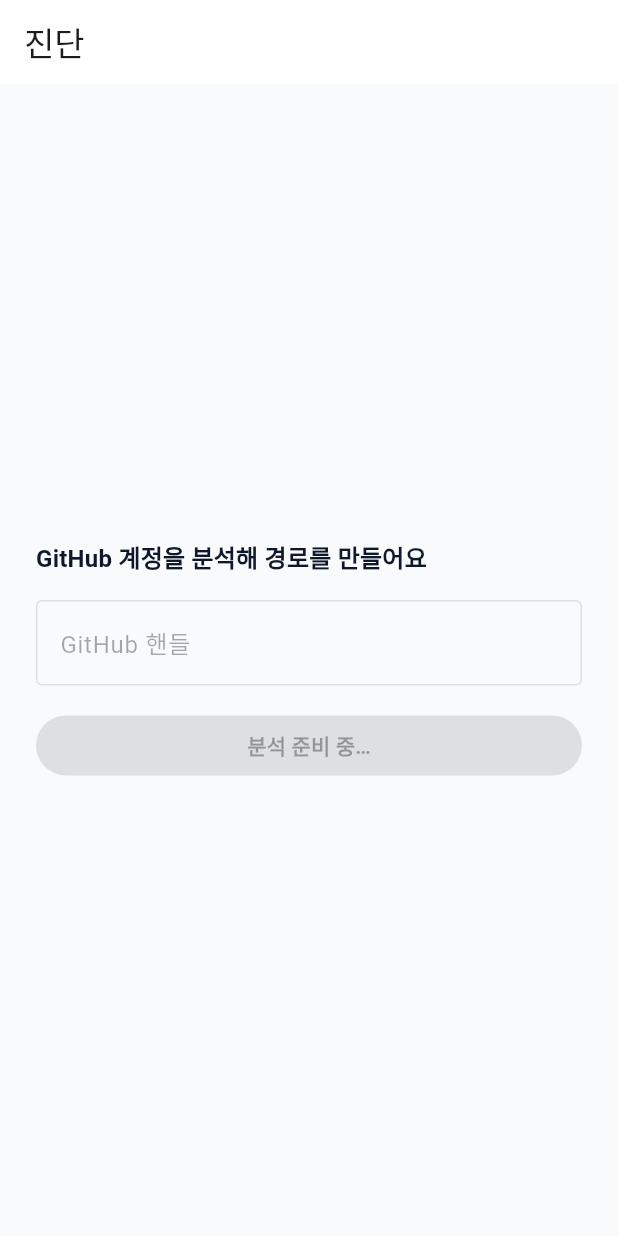
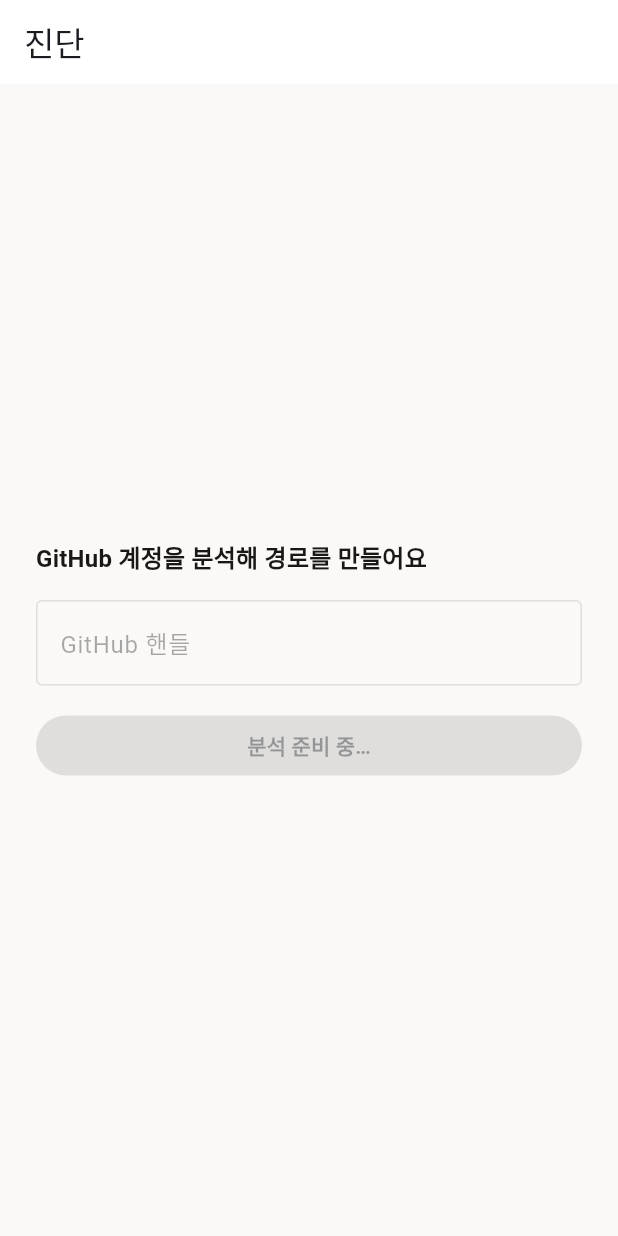
Before and after one commit to DevPathAi/devpath-mobile, a Flutter app: the OnboardingPage screen opened by its route, after a tap on "진단 시작하기", on a phone screen of 412 x 824 dp. Run offline on Flutter 3.47's test engine with Material 3 defaults, Android fonts, the phone set to English and light mode, and no system bars; our stand-ins replace app_links, connectivity_plus, data_table_2, drift, firebase_core, firebase_messaging and 4 more; missing offline and left inert: dp_core, markdown_widget; accounts and stored records are empty; generated files the repository leaves out were written again; Roboto replaces fonts that are missing (Pretendard).

Commit message:
feat(dp_design): expand color tokens and switch palette to T2

```diff
--- a/packages/dp_design/lib/src/theme/dp_colors.dart
+++ b/packages/dp_design/lib/src/theme/dp_colors.dart
@@ -1,7 +1,16 @@
 import 'package:flutter/material.dart';
 
 /// 디자인 토큰(색). DESIGN.md §1 의 단일 출처를 코드화.
-/// primary(면 전용)와 primaryText(텍스트/링크, ≥4.5:1) 분리(DD1).
+///
+/// 팔레트는 **T2 잉크·앰버**. 따뜻한 무채색 그라운드에 앰버 하나를 액센트로 쓴다.
+/// 앰버는 "성취"(진행률·스트릭·1차 행동)를 전담한다.
+///
+/// 이름 규칙: `primary` 는 **채움 전용**, 텍스트는 `primaryText`(≥4.5:1),
+/// 12~14px 강조는 `primaryTextStrong`(≥7:1). 이 분리는 인디고 시절부터의 계약이며
+/// 47개 파일이 이 이름에 의존하므로 개명하지 않는다.
+///
+/// ⚠️ 필드를 추가하면 [copyWith] 와 [lerp] 도 함께 고쳐야 한다.
+/// 셋이 어긋나면 테마 전환에서 해당 토큰만 튄다(dp_colors_integrity_test 가 지킨다).
 @immutable
 class DpColors extends ThemeExtension<DpColors> {
   const DpColors({
@@ -9,66 +18,161 @@ class DpColors extends ThemeExtension<DpColors> {
     required this.primaryText,
     required this.primaryTextStrong,
     required this.onPrimary,
+    required this.accentSoft,
+    required this.accentLine,
     required this.bg,
     required this.surface,
+    required this.surfaceMuted,
     required this.border,
     required this.textPrimary,
     required this.textSecondary,
+    required this.textFaint,
+    required this.railBg,
+    required this.railText,
+    required this.railMuted,
+    required this.railFaint,
+    required this.railActive,
+    required this.railBorder,
     required this.success,
     required this.warning,
     required this.danger,
+    required this.tagBg,
+    required this.tagText,
+    required this.chart1,
+    required this.chart2,
+    required this.chart3,
+    required this.chart4,
+    required this.chart5,
     required this.codeEditorBg,
     required this.codeLogBg,
     required this.codeText,
   });
 
+  /// 채움 전용. 텍스트에 쓰지 않는다.
   final Color primary;
   final Color primaryText;
   final Color primaryTextStrong;
+
+  /// [primary] 채움 위 텍스트. **다크에서는 어두운 색**이다(앰버 위 흰 텍스트는 대비 미달).
   final Color onPrimary;
+
+  /// 1차 카드 배경·뱃지.
+  final Color accentSoft;
+
+  /// 1차 카드 보더.
+  final Color accentLine;
+
   final Color bg;
   final Color surface;
+
+  /// 비활성·보조 면. 카드(surface)와 배경(bg) 사이 단계.
+  final Color surfaceMuted;
+
   final Color border;
   final Color textPrimary;
   final Color textSecondary;
+
+  /// 메타·캡션. UI 컴포넌트 기준(3:1)이라 **본문 텍스트로 쓰지 않는다.**
+  final Color textFaint;
+
+  /// 사이드바 전용. 본문과 다른 위계를 갖는다.
+  final Color railBg;
+  final Color railText;
+  final Color railMuted;
+
+  /// 사이드바 섹션 레이블.
+  final Color railFaint;
+  final Color railActive;
+  final Color railBorder;
+
   final Color success;
+
+  /// **진짜 경고 전용.** 서비스 상태(점검·한도·오프라인)는 중립을 쓰고,
+  /// 구분용 색은 [chart4] 를 쓴다. 액센트(앰버)와 계열이 가까워 용도를 좁혔다.
   final Color warning;
+
   final Color danger;
+
+  final Color tagBg;
+  final Color tagText;
+
+  /// 차트 팔레트. chart4 는 앰버의 대비 계열(틸)이라 구분용 색으로도 쓴다.
+  final Color chart1;
+  final Color chart2;
+  final Color chart3;
+  final Color chart4;
+  final Color chart5;
+
   final Color codeEditorBg; // 항상 다크(토글 무관)
   final Color codeLogBg;
   final Color codeText;
 
   static const light = DpColors(
-    primary: Color(0xFF6366F1),
-    primaryText: Color(0xFF4F46E5),
-    primaryTextStrong: Color(0xFF4338CA),
+    primary: Color(0xFFB45309),
+    primaryText: Color(0xFF92400E),
+    primaryTextStrong: Color(0xFF78350F),
     onPrimary: Color(0xFFFFFFFF),
-    bg: Color(0xFFF8FAFC),
+    accentSoft: Color(0xFFFDF1E0),
+    accentLine: Color(0xFFF2D0A0),
+    bg: Color(0xFFFAF9F7),
     surface: Color(0xFFFFFFFF),
-    border: Color(0xFFE2E8F0),
-    textPrimary: Color(0xFF0F172A),
-    textSecondary: Color(0xFF64748B),
-    success: Color(0xFF16A34A),
-    warning: Color(0xFFCA8A04),
-    danger: Color(0xFFDC2626),
+    surfaceMuted: Color(0xFFF2F0EC),
+    border: Color(0xFFE2DED7),
+    textPrimary: Color(0xFF1A1815),
+    textSecondary: Color(0xFF615C54),
+    textFaint: Color(0xFF918B81),
+    railBg: Color(0xFF1A1815),
+    railText: Color(0xFFF2F0EC),
+    railMuted: Color(0xFFA9A298),
+    railFaint: Color(0xFF7D766C),
+    railActive: Color(0xFF2F2B24),
+    railBorder: Color(0xFF2B2823),
+    success: Color(0xFF15803D),
+    warning: Color(0xFFA16207),
+    danger: Color(0xFFB91C1C),
+    tagBg: Color(0xFFF2F0EC),
+    tagText: Color(0xFF524D45),
+    chart1: Color(0xFFB45309),
+    chart2: Color(0xFFF2D0A0),
+    chart3: Color(0xFF78350F),
+    chart4: Color(0xFF0F766E),
+    chart5: Color(0xFF8B857D),
     codeEditorBg: Color(0xFF1E1E1E),
     codeLogBg: Color(0xFF0D1117),
     codeText: Color(0xFFD4D4D4),
   );
 
   static const dark = DpColors(
-    primary: Color(0xFF6366F1),
-    primaryText: Color(0xFFA5B4FC),
-    primaryTextStrong: Color(0xFFC7D2FE),
-    onPrimary: Color(0xFFFFFFFF),
-    bg: Color(0xFF0F172A),
-    surface: Color(0xFF1E293B),
-    border: Color(0xFF334155),
-    textPrimary: Color(0xFFE2E8F0),
-    textSecondary: Color(0xFF94A3B8),
-    success: Color(0xFF16A34A),
-    warning: Color(0xFFCA8A04),
-    danger: Color(0xFFDC2626),
+    primary: Color(0xFFF59E0B),
+    primaryText: Color(0xFFFBBF24),
+    primaryTextStrong: Color(0xFFFCD34D),
+    // ★라이트와 반대 방향★ 앰버 위 흰 텍스트는 2.2:1 로 미달한다.
+    onPrimary: Color(0xFF1A1200),
+    accentSoft: Color(0xFF2E2007),
+    accentLine: Color(0xFF5C400E),
+    bg: Color(0xFF0F0E0C),
+    surface: Color(0xFF1A1815),
+    surfaceMuted: Color(0xFF231F1B),
+    border: Color(0xFF332E28),
+    textPrimary: Color(0xFFEAE7E2),
+    textSecondary: Color(0xFFA09991),
+    textFaint: Color(0xFF6F6961),
+    railBg: Color(0xFF131210),
+    railText: Color(0xFFEAE7E2),
+    railMuted: Color(0xFF948D85),
+    railFaint: Color(0xFF6B655D),
+    railActive: Color(0xFF231F1B),
+    railBorder: Color(0xFF2A2621),
+    success: Color(0xFF4ADE80),
+    warning: Color(0xFFFCD34D),
+    danger: Color(0xFFF87171),
+    tagBg: Color(0xFF231F1B),
+    tagText: Color(0xFFA09991),
+    chart1: Color(0xFFF59E0B),
+    chart2: Color(0xFF78350F),
+    chart3: Color(0xFFFCD34D),
+    chart4: Color(0xFF2DD4BF),
+    chart5: Color(0xFF8B857D),
     codeEditorBg: Color(0xFF1E1E1E),
     codeLogBg: Color(0xFF0D1117),
     codeText: Color(0xFFC9D1D9),
@@ -80,14 +184,31 @@ class DpColors extends ThemeExtension<DpColors> {
     Color? primaryText,
     Color? primaryTextStrong,
     Color? onPrimary,
+    Color? accentSoft,
+    Color? accentLine,
     Color? bg,
     Color? surface,
+    Color? surfaceMuted,
     Color? border,
     Color? textPrimary,
     Color? textSecondary,
+    Color? textFaint,
+    Color? railBg,
+    Color? railText,
+    Color? railMuted,
+    Color? railFaint,
+    Color? railActive,
+    Color? railBorder,
     Color? success,
     Color? warning,
     Color? danger,
+    Color? tagBg,
+    Color? tagText,
+    Color? chart1,
+    Color? chart2,
+    Color? chart3,
+    Color? chart4,
+    Color? chart5,
     Color? codeEditorBg,
     Color? codeLogBg,
     Color? codeText,
@@ -96,14 +217,31 @@ class DpColors extends ThemeExtension<DpColors> {
     primaryText: primaryText ?? this.primaryText,
     primaryTextStrong: primaryTextStrong ?? this.primaryTextStrong,
     onPrimary: onPrimary ?? this.onPrimary,
+    accentSoft: accentSoft ?? this.accentSoft,
+    accentLine: accentLine ?? this.accentLine,
     bg: bg ?? this.bg,
     surface: surface ?? this.surface,
+    surfaceMuted: surfaceMuted ?? this.surfaceMuted,
     border: border ?? this.border,
     textPrimary: textPrimary ?? this.textPrimary,
     textSecondary: textSecondary ?? this.textSecondary,
+    textFaint: textFaint ?? this.textFaint,
+    railBg: railBg ?? this.railBg,
+    railText: railText ?? this.railText,
+    railMuted: railMuted ?? this.railMuted,
+    railFaint: railFaint ?? this.railFaint,
+    railActive: railActive ?? this.railActive,
+    railBorder: railBorder ?? this.railBorder,
     success: success ?? this.success,
     warning: warning ?? this.warning,
     danger: danger ?? this.danger,
+    tagBg: tagBg ?? this.tagBg,
+    tagText: tagText ?? this.tagText,
+    chart1: chart1 ?? this.chart1,
+    chart2: chart2 ?? this.chart2,
+    chart3: chart3 ?? this.chart3,
+    chart4: chart4 ?? this.chart4,
+    chart5: chart5 ?? this.chart5,
     codeEditorBg: codeEditorBg ?? this.codeEditorBg,
     codeLogBg: codeLogBg ?? this.codeLogBg,
     codeText: codeText ?? this.codeText,
@@ -112,26 +250,40 @@ class DpColors extends ThemeExtension<DpColors> {
   @override
   DpColors lerp(ThemeExtension<DpColors>? other, double t) {
     if (other is! DpColors) return this;
+    Color m(Color a, Color b) => Color.lerp(a, b, t)!;
     return DpColors(
-      primary: Color.lerp(primary, other.primary, t)!,
-      primaryText: Color.lerp(primaryText, other.primaryText, t)!,
-      primaryTextStrong: Color.lerp(
-        primaryTextStrong,
-        other.primaryTextStrong,
-        t,
-      )!,
-      onPrimary: Color.lerp(onPrimary, other.onPrimary, t)!,
-      bg: Color.lerp(bg, other.bg, t)!,
-      surface: Color.lerp(surface, other.surface, t)!,
-      border: Color.lerp(border, other.border, t)!,
-      textPrimary: Color.lerp(textPrimary, other.textPrimary, t)!,
-      textSecondary: Color.lerp(textSecondary, other.textSecondary, t)!,
-      success: Color.lerp(success, other.success, t)!,
-      warning: Color.lerp(warning, other.warning, t)!,
-      danger: Color.lerp(danger, other.danger, t)!,
-      codeEditorBg: Color.lerp(codeEditorBg, other.codeEditorBg, t)!,
-      codeLogBg: Color.lerp(codeLogBg, other.codeLogBg, t)!,
-      codeText: Color.lerp(codeText, other.codeText, t)!,
+      primary: m(primary, other.primary),
+      primaryText: m(primaryText, other.primaryText),
+      primaryTextStrong: m(primaryTextStrong, other.primaryTextStrong),
+      onPrimary: m(onPrimary, other.onPrimary),
+      accentSoft: m(accentSoft, other.accentSoft),
+      accentLine: m(accentLine, other.accentLine),
+      bg: m(bg, other.bg),
+      surface: m(surface, other.surface),
+      surfaceMuted: m(surfaceMuted, other.surfaceMuted),
+      border: m(border, other.border),
+      textPrimary: m(textPrimary, other.textPrimary),
+      textSecondary: m(textSecondary, other.textSecondary),
+      textFaint: m(textFaint, other.textFaint),
+      railBg: m(railBg, other.railBg),
+      railText: m(railText, other.railText),
+      railMuted: m(railMuted, other.railMuted),
+      railFaint: m(railFaint, other.railFaint),
+      railActive: m(railActive, other.railActive),
+      railBorder: m(railBorder, other.railBorder),
+      success: m(success, other.success),
+      warning: m(warning, other.warning),
+      danger: m(danger, other.danger),
+      tagBg: m(tagBg, other.tagBg),
+      tagText: m(tagText, other.tagText),
+      chart1: m(chart1, other.chart1),
+      chart2: m(chart2, other.chart2),
+      chart3: m(chart3, other.chart3),
+      chart4: m(chart4, other.chart4),
+      chart5: m(chart5, other.chart5),
+      codeEditorBg: m(codeEditorBg, other.codeEditorBg),
+      codeLogBg: m(codeLogBg, other.codeLogBg),
+      codeText: m(codeText, other.codeText),
     );
   }
 }
```
Also changed, not shown: 2 other files.
